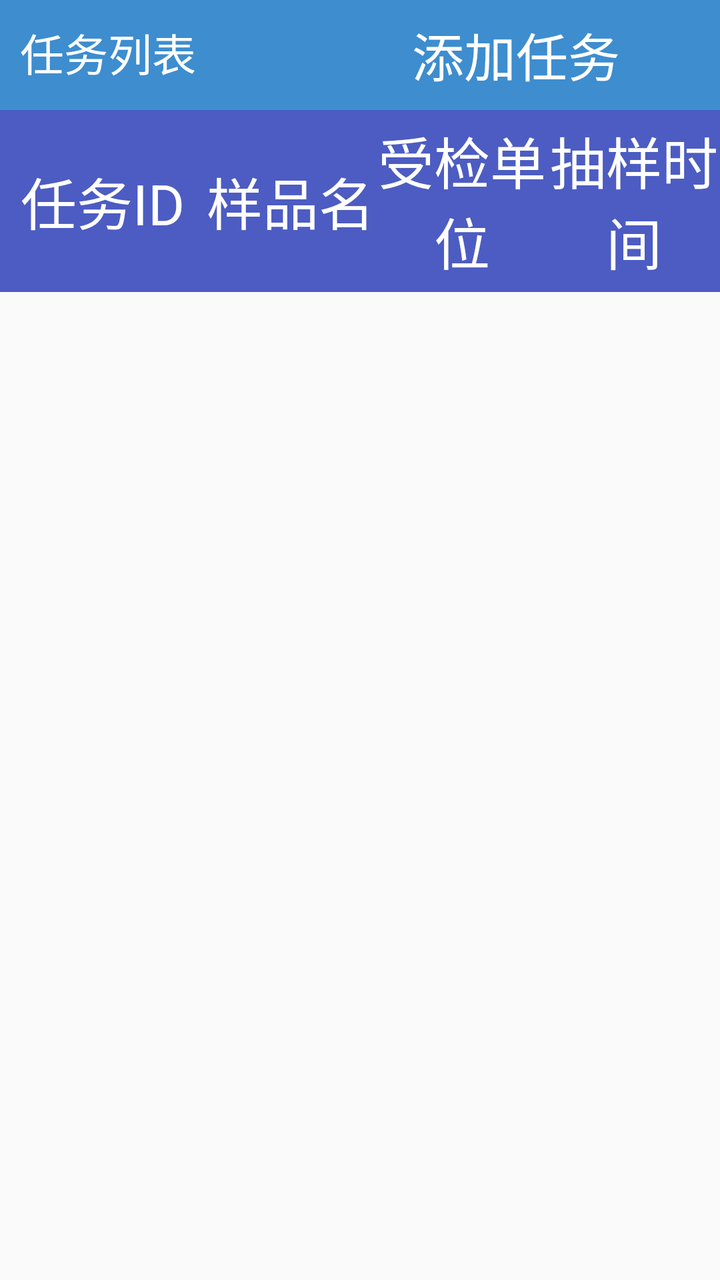
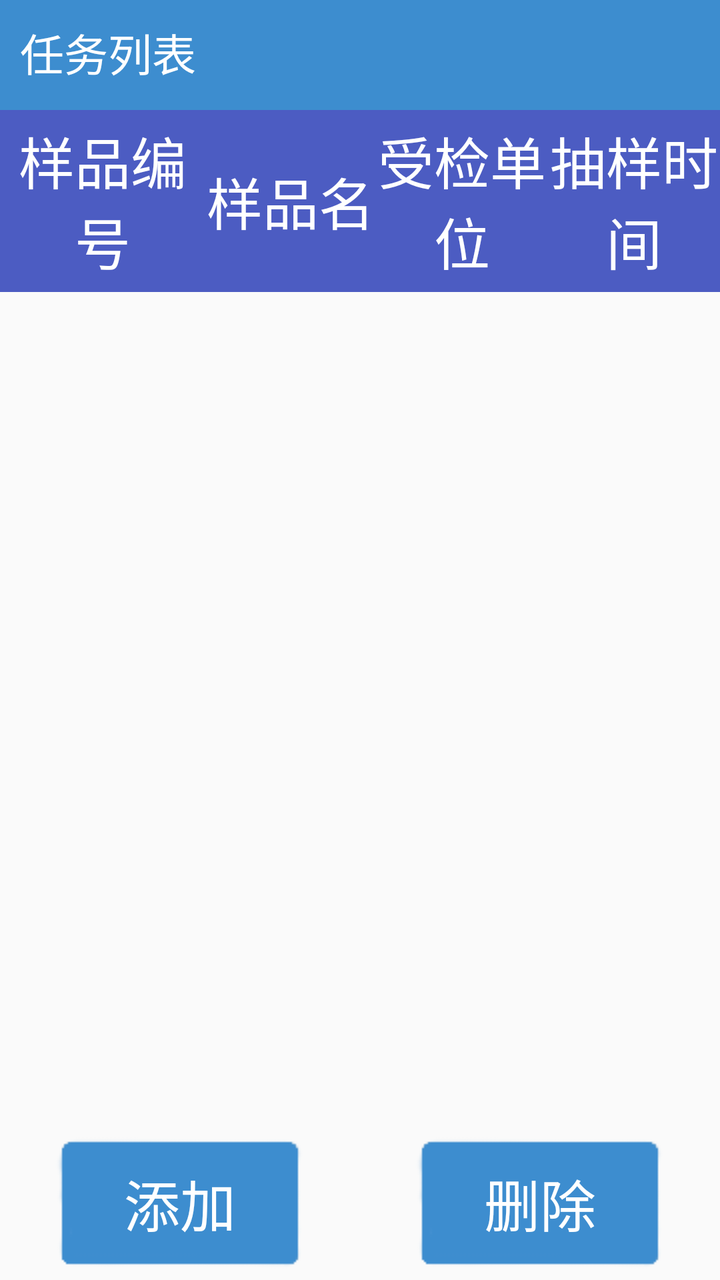

An Android layout rendered at two revisions. The XML below is the earlier revision; the diff shows what the commit changed to produce the second picture.
<!-- AndroidManifest.xml: application theme AppTheme -->
<!-- res/layout/activity_task_list.xml -->
<?xml version="1.0" encoding="utf-8"?>
<LinearLayout xmlns:android="http://schemas.android.com/apk/res/android"
    xmlns:app="http://schemas.android.com/apk/res-auto"
    xmlns:tools="http://schemas.android.com/tools"
    android:layout_width="match_parent"
    android:layout_height="match_parent"
    android:orientation="vertical"
    tools:context=".activity.task.TaskListActivity">

    <RelativeLayout
        android:layout_width="match_parent"
        android:layout_height="55dp"
        android:background="@color/bg_buy"
        android:orientation="horizontal">

        <TextView
            android:layout_width="wrap_content"
            android:layout_height="wrap_content"
            android:padding="10dp"
            android:text="任务列表"
            android:textColor="@color/white"
            android:textSize="22sp" />

        <TextView
            android:id="@+id/tv_add_task"
            android:layout_width="wrap_content"
            android:layout_height="match_parent"
            android:layout_alignParentRight="true"
            android:gravity="center"
            android:paddingLeft="50dp"
            android:paddingRight="50dp"
            android:text="添加任务"
            android:textColor="@color/white"
            android:textSize="26sp" />
    </RelativeLayout>

    <LinearLayout
        android:layout_width="match_parent"
        android:layout_height="wrap_content"
        android:orientation="vertical">

        <include layout="@layout/item_task_list_header" />

        <androidx.recyclerview.widget.RecyclerView
            android:id="@+id/rv_data"
            android:layout_width="match_parent"
            android:layout_height="wrap_content" />
    </LinearLayout>

</LinearLayout>
<!-- res/layout/item_task_list_header.xml (included above) -->
<?xml version="1.0" encoding="utf-8"?>
<LinearLayout xmlns:android="http://schemas.android.com/apk/res/android"
    android:layout_width="match_parent"
    android:layout_height="wrap_content"
    android:background="@color/colorPrimaryDark"
    android:orientation="horizontal"
    android:paddingTop="5dp"
    android:paddingBottom="5dp">

    <TextView
        android:id="@+id/tv_id"
        android:layout_width="0dp"
        android:layout_height="match_parent"
        android:layout_weight="1.2"
        android:gravity="center"
        android:text="任务ID"
        android:textColor="@color/white"
        android:textSize="28sp" />

    <TextView
        android:id="@+id/tv_name"
        android:layout_width="0dp"
        android:layout_height="match_parent"
        android:layout_weight="1"
        android:gravity="center"
        android:text="样品名"
        android:textColor="@color/white"
        android:textSize="28sp" />

    <TextView
        android:id="@+id/tv_bjdw"
        android:layout_width="0dp"
        android:gravity="center"
        android:text="受检单位"
        android:layout_height="match_parent"
        android:layout_weight="1"
        android:textColor="@color/white"
        android:textSize="28sp" />

    <TextView
        android:id="@+id/tv_time"
        android:layout_width="0dp"
        android:gravity="center"
        android:text="抽样时间"
        android:layout_height="match_parent"
        android:layout_weight="1"
        android:textColor="@color/white"
        android:textSize="28sp" />
</LinearLayout>
<!-- resources referenced by this layout -->
<resources>
  <color name="bg_buy">#3D8DCF</color>
  <color name="colorPrimaryDark">#4C5CC2</color>
  <color name="white">#ffffff</color>
  <style name="AppTheme" parent="Theme.AppCompat.Light.DarkActionBar">
          
          <item name="android:windowNoTitle">true</item>
          <item name="android:windowFullscreen">true</item>
      </style>
</resources>

<!-- the commit's change to res/layout/activity_task_list.xml (unified diff, before → after) -->
@@ -26,6 +26,7 @@
             android:layout_width="wrap_content"
             android:layout_height="match_parent"
             android:layout_alignParentRight="true"
+            android:visibility="gone"
             android:gravity="center"
             android:paddingLeft="50dp"
             android:paddingRight="50dp"
@@ -36,7 +37,7 @@
 
     <LinearLayout
         android:layout_width="match_parent"
-        android:layout_height="wrap_content"
+        android:layout_height="match_parent"
         android:orientation="vertical">
 
         <include layout="@layout/item_task_list_header" />
@@ -44,8 +45,30 @@
         <androidx.recyclerview.widget.RecyclerView
             android:id="@+id/rv_data"
             android:layout_width="match_parent"
-            android:layout_height="wrap_content" />
+            android:layout_height="0dp"
+            android:layout_weight="1" />
+
+        <LinearLayout
+            android:layout_width="match_parent"
+            android:layout_height="wrap_content"
+            android:orientation="horizontal">
+
+            <Button
+                android:layout_width="wrap_content"
+                style="@style/BtnBottom"
+                android:id="@+id/btn_add_task"
+                android:layout_height="wrap_content"
+                android:text="添加" />
+            <Button
+                android:layout_width="wrap_content"
+                style="@style/BtnBottom"
+                android:id="@+id/btn_remove_task"
+                android:layout_height="wrap_content"
+                android:text="删除" />
+        </LinearLayout>
+
     </LinearLayout>
+
 
 </LinearLayout>
 <!-- res/layout/item_task_list_header.xml (included above) -->
@@ -58,13 +81,22 @@
     android:paddingTop="5dp"
     android:paddingBottom="5dp">
 
+    <ImageView
+        android:id="@+id/iv_selected"
+        android:layout_width="40dp"
+        android:layout_height="40dp"
+        android:visibility="gone"
+        android:padding="5dp"
+        android:scaleType="fitCenter"
+        android:src="@drawable/cb_selector" />
+
     <TextView
         android:id="@+id/tv_id"
         android:layout_width="0dp"
         android:layout_height="match_parent"
         android:layout_weight="1.2"
         android:gravity="center"
-        android:text="任务ID"
+        android:text="样品编号"
         android:textColor="@color/white"
         android:textSize="28sp" />
 
@@ -81,20 +113,20 @@
     <TextView
         android:id="@+id/tv_bjdw"
         android:layout_width="0dp"
+        android:layout_height="match_parent"
+        android:layout_weight="1"
         android:gravity="center"
         android:text="受检单位"
-        android:layout_height="match_parent"
-        android:layout_weight="1"
         android:textColor="@color/white"
         android:textSize="28sp" />
 
     <TextView
         android:id="@+id/tv_time"
         android:layout_width="0dp"
+        android:layout_height="match_parent"
+        android:layout_weight="1"
         android:gravity="center"
         android:text="抽样时间"
-        android:layout_height="match_parent"
-        android:layout_weight="1"
         android:textColor="@color/white"
         android:textSize="28sp" />
 </LinearLayout>
<!-- resource entries referenced after the edit -->
@@ -3,10 +3,38 @@
   <color name="bg_buy">#3D8DCF</color>
   <color name="colorPrimaryDark">#4C5CC2</color>
   <color name="white">#ffffff</color>
+  <!-- drawable cb_selector (drawable) -->
+  <?xml version="1.0" encoding="utf-8"?>
+  <selector xmlns:android="http://schemas.android.com/apk/res/android">
+      <item android:drawable="@drawable/cb_state_p" android:state_selected="true"></item>
+      <item android:drawable="@drawable/cb_state_n" android:state_selected="false"></item>
+  </selector>
+  <style name="BtnBottom" parent="android:Widget.Material.Light.Button.Borderless.Small">
+          
+          <item name="android:textSize">28sp</item>
+          <item name="android:textColor">@android:color/white</item>
+          <item name="android:background">@drawable/btn_default1</item>
+          <item name="android:layout_width">0dp</item>
+          <item name="android:layout_marginRight">25dp</item>
+          <item name="android:layout_marginLeft">25dp</item>
+          <item name="android:layout_height">wrap_content</item>
+          <item name="android:layout_weight">1</item>
+      </style>
   <style name="AppTheme" parent="Theme.AppCompat.Light.DarkActionBar">
           
           <item name="android:windowNoTitle">true</item>
           <item name="android:windowFullscreen">true</item>
       </style>
+  <!-- drawable cb_state_p: png bitmap (drawable, 3141 bytes) -->
+  <!-- drawable cb_state_n: png bitmap (drawable, 1784 bytes) -->
+  <!-- drawable btn_default1 (drawable) -->
+  <?xml version="1.0" encoding="utf-8"?>
+  <selector xmlns:android="http://schemas.android.com/apk/res/android">
+      <item android:state_pressed="true" android:drawable="@drawable/btn_blue_selected1"></item>
+      <item android:state_pressed="false" android:drawable="@drawable/btn_blue_normal1"></item>
+      <item android:drawable="@drawable/btn_blue_normal1"></item>
+  </selector>
+  <!-- drawable btn_blue_selected1: png bitmap (drawable, 444 bytes) -->
+  <!-- drawable btn_blue_normal1: png bitmap (drawable, 832 bytes) -->
 </resources>
 
